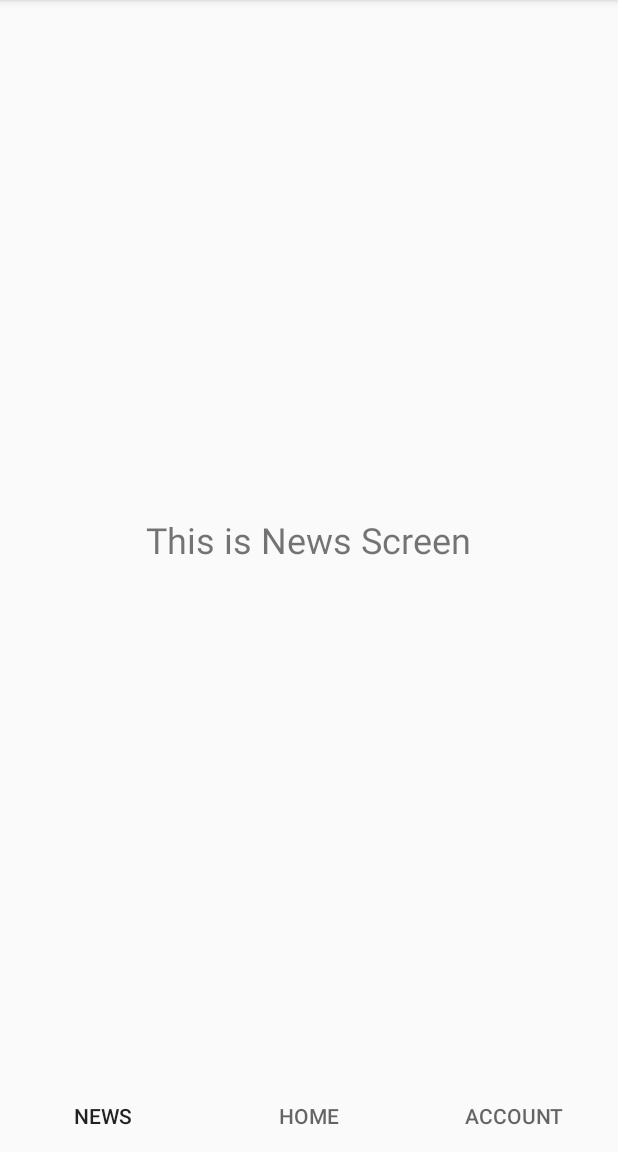
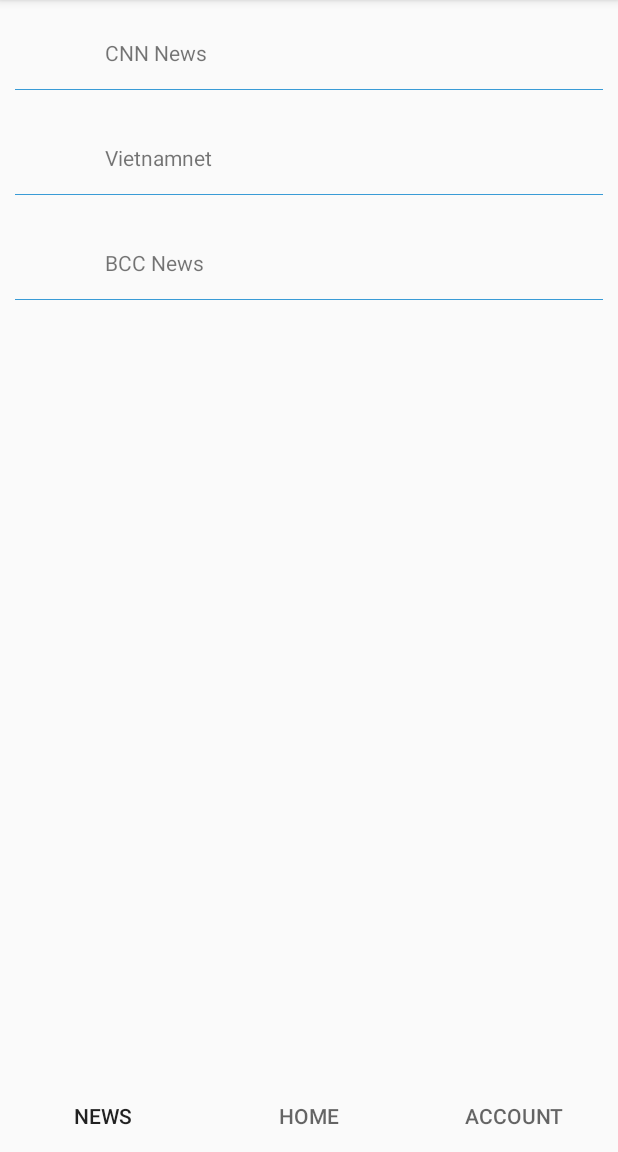
Before and after one commit to nguyenvanphuc0497/E-Reading-Android, an Android app: the screen it shows after launch (MainActivity), on a phone screen of 412 x 824 dp, the part 84-1236 px from its top. Run offline under Robolectric (Android 15) with nearby library versions, the phone set to English and light mode, and no system bars.

Commit message:
update ui new feed

```diff
--- a/app/src/main/AndroidManifest.xml
+++ b/app/src/main/AndroidManifest.xml
@@ -33,7 +33,7 @@
             android:name=".ui.account.ManagerAccountContainerActivity"
             android:screenOrientation="portrait" />
         <activity
-            android:name=".ui.news.NewsContainerActivity"
+            android:name=".ui.newfeed.NewFeedContainerActivity"
             android:screenOrientation="portrait" />
     </application>
 
--- a/app/src/main/java/com/dtu/capstone2/ereading/network/ApiServer.java
+++ b/app/src/main/java/com/dtu/capstone2/ereading/network/ApiServer.java
@@ -1,7 +1,6 @@
 package com.dtu.capstone2.ereading.network;
 
 import com.dtu.capstone2.ereading.network.request.AccountLoginRequest;
-import com.dtu.capstone2.ereading.network.request.AccountRegisterRequest;
 import com.dtu.capstone2.ereading.network.request.AccountRegisterRequest;
 import com.dtu.capstone2.ereading.network.response.RssResponse;
 import com.dtu.capstone2.ereading.network.response.Token;
@@ -27,7 +26,6 @@
     @POST("register")
     Single<AccountRegisterRequest> regiterAccount(@Body AccountRegisterRequest accountRegisterRequest);
 
-
     @GET("edition.rss")
     Single<RssResponse> getNewsFromCNN();
 }
--- a/app/src/main/java/com/dtu/capstone2/ereading/network/remote/NewsRemoteDataSource.java
+++ b/app/src/main/java/com/dtu/capstone2/ereading/network/remote/NewFeedRemoteDataSource.java
@@ -9,10 +9,10 @@
 /**
  * Create by Nguyen Van Phuc on 4/6/19
  */
-public class NewsRemoteDataSource {
-    private ApiServer mApiServer = ApiClient.getInstants().createServer();
+public class NewFeedRemoteDataSource {
+    private ApiServer mApiServer = ApiClient.getInstants().createServerXml("");
 
-    public Single<RssResponse> getNewsFromServer() {
+    public Single<RssResponse> getNewFeedFromServerCNN() {
         return mApiServer.getNewsFromCNN();
     }
 }
--- a/app/src/main/java/com/dtu/capstone2/ereading/ui/MainActivity.java
+++ b/app/src/main/java/com/dtu/capstone2/ereading/ui/MainActivity.java
@@ -10,7 +10,7 @@
 import com.dtu.capstone2.ereading.ui.account.AccountFragment;
 import com.dtu.capstone2.ereading.ui.home.HomeFragment;
 import com.dtu.capstone2.ereading.ui.model.MainPage;
-import com.dtu.capstone2.ereading.ui.news.NewsFragment;
+import com.dtu.capstone2.ereading.ui.newfeed.PageNewFeedFragment;
 
 import java.util.ArrayList;
 import java.util.List;
@@ -41,7 +41,7 @@
 
     private void initData() {
         mListFragment = new ArrayList<>();
-        mListFragment.add(new MainPage(new NewsFragment(), "News"));
+        mListFragment.add(new MainPage(new PageNewFeedFragment(), "News"));
         mListFragment.add(new MainPage(new HomeFragment(), "Home"));
         mListFragment.add(new MainPage(new AccountFragment(), "Account"));
     }
--- /dev/null
+++ b/app/src/main/java/com/dtu/capstone2/ereading/ui/model/ItemPageNewFeed.kt
@@ -0,0 +1,6 @@
+package com.dtu.capstone2.ereading.ui.model
+
+/**
+ * Create by Nguyen Van Phuc on 4/6/19
+ */
+class ItemPageNewFeed(val urlImageLogo: String, val titleSourceFeed: String)
--- /dev/null
+++ b/app/src/main/java/com/dtu/capstone2/ereading/ui/newfeed/PageNewFeedAdapter.java
@@ -0,0 +1,78 @@
+package com.dtu.capstone2.ereading.ui.newfeed;
+
+import android.support.annotation.NonNull;
+import android.support.v7.widget.RecyclerView;
+import android.view.LayoutInflater;
+import android.view.View;
+import android.view.ViewGroup;
+import android.widget.ImageView;
+import android.widget.TextView;
+
+import com.dtu.capstone2.ereading.R;
+import com.dtu.capstone2.ereading.ui.model.ItemPageNewFeed;
+
+import java.util.List;
+
+/**
+ * Create by Nguyen Van Phuc on 4/6/19
+ */
+public class PageNewFeedAdapter extends RecyclerView.Adapter<PageNewFeedAdapter.PageNewFeedViewHolder> {
+    private List<ItemPageNewFeed> mItemPageNewFeeds;
+    private OnItemListener mOnItemListener;
+
+    PageNewFeedAdapter(List<ItemPageNewFeed> itemPageNewFeeds) {
+        mItemPageNewFeeds = itemPageNewFeeds;
+    }
+
+    public void setmItemPageNewFeeds(OnItemListener onItemListener) {
+        mOnItemListener = onItemListener;
+    }
+
+    @NonNull
+    @Override
+    public PageNewFeedViewHolder onCreateViewHolder(@NonNull ViewGroup viewGroup, int i) {
+        return new PageNewFeedViewHolder(LayoutInflater.from(viewGroup.getContext()).inflate(R.layout.item_page_new_feed, viewGroup, false));
+    }
+
+    @Override
+    public void onBindViewHolder(@NonNull PageNewFeedViewHolder pageNewFeedViewHolder, int i) {
+        pageNewFeedViewHolder.onBindData(i);
+    }
+
+    @Override
+    public int getItemCount() {
+        return mItemPageNewFeeds.size();
+    }
+
+    /**
+     * Class is view holder of this adapter
+     */
+    class PageNewFeedViewHolder extends RecyclerView.ViewHolder {
+        private ImageView imgLogo;
+        private TextView titleSourceFeed;
+
+        PageNewFeedViewHolder(@NonNull View itemView) {
+            super(itemView);
+
+            imgLogo = itemView.findViewById(R.id.imgPageNewFeedLogo);
+            titleSourceFeed = itemView.findViewById(R.id.tvPageNewFeedTitle);
+            itemView.setOnClickListener(new View.OnClickListener() {
+                @Override
+                public void onClick(View v) {
+                    mOnItemListener.onItemClick(getAdapterPosition());
+                }
+            });
+        }
+
+        void onBindData(int position) {
+            titleSourceFeed.setText(mItemPageNewFeeds.get(position).getTitleSourceFeed());
+        }
+    }
+
+    /**
+     * Interface is used listener event of item
+     */
+    interface OnItemListener {
+        void onItemClick(int position);
+    }
+}
--- /dev/null
+++ b/app/src/main/java/com/dtu/capstone2/ereading/ui/newfeed/PageNewFeedFragment.java
@@ -0,0 +1,76 @@
+package com.dtu.capstone2.ereading.ui.newfeed;
+
+import android.os.Bundle;
+import android.support.annotation.NonNull;
+import android.support.annotation.Nullable;
+import android.support.v4.app.FragmentTransaction;
+import android.support.v7.widget.LinearLayoutManager;
+import android.support.v7.widget.RecyclerView;
+import android.view.LayoutInflater;
+import android.view.View;
+import android.view.ViewGroup;
+
+import com.dtu.capstone2.ereading.R;
+import com.dtu.capstone2.ereading.ui.model.ItemPageNewFeed;
+import com.dtu.capstone2.ereading.ui.utils.BaseFragment;
+
+import java.util.ArrayList;
+import java.util.List;
+
+/**
+ * Create by Nguyen Van Phuc on 3/22/19
+ */
+public class PageNewFeedFragment extends BaseFragment {
+    private RecyclerView mRecyclerView;
+    private PageNewFeedAdapter mAdapter;
+    private List<ItemPageNewFeed> mItemPageNewFeeds;
+
+    @Override
+    public void onCreate(@org.jetbrains.annotations.Nullable Bundle savedInstanceState) {
+        super.onCreate(savedInstanceState);
+
+        initData();
+    }
+
+    @Nullable
+    @Override
+    public View onCreateView(LayoutInflater inflater, ViewGroup container, Bundle savedInstanceState) {
+        super.onCreateView(inflater, container, savedInstanceState);
+        View view = inflater.inflate(R.layout.fragment_page_new_feed, container, false);
+        mRecyclerView = view.findViewById(R.id.recyclerViewPageNewFeed);
+
+        return view;
+    }
+
+    @Override
+    public void onViewCreated(@NonNull View view, @Nullable Bundle savedInstanceState) {
+        super.onViewCreated(view, savedInstanceState);
+
+        mAdapter = new PageNewFeedAdapter(mItemPageNewFeeds);
+        mRecyclerView.setAdapter(mAdapter);
+        mRecyclerView.setHasFixedSize(true);
+        mRecyclerView.setLayoutManager(new LinearLayoutManager(getActivity()));
+        initEventsView();
+    }
+
+    public void initData() {
+        mItemPageNewFeeds = new ArrayList<>();
+
+        mItemPageNewFeeds.add(new ItemPageNewFeed("", "CNN News"));
+        mItemPageNewFeeds.add(new ItemPageNewFeed("", "Vietnamnet"));
+        mItemPageNewFeeds.add(new ItemPageNewFeed("", "BCC News"));
+    }
+
+    public void initEventsView() {
+        mAdapter.setmItemPageNewFeeds(new PageNewFeedAdapter.OnItemListener() {
+            @Override
+            public void onItemClick(int position) {
+                //TODO Send position to Activity để mở fragment
+                FragmentTransaction ft = getActivity().getSupportFragmentManager().beginTransaction();
+                ft.add(R.id.layoutContainerNewFeed, new NewFeedDisplayFragment());
+                ft.addToBackStack(null);
+                ft.commit();
+            }
+        });
+    }
+}
--- a/app/src/main/java/com/dtu/capstone2/ereading/ui/news/NewsFragment.java
+++ /dev/null
@@ -1,43 +0,0 @@
-package com.dtu.capstone2.ereading.ui.news;
-
-import android.content.Intent;
-import android.os.Bundle;
-import android.support.annotation.NonNull;
-import android.support.annotation.Nullable;
-import android.view.LayoutInflater;
-import android.view.View;
-import android.view.ViewGroup;
-import android.widget.TextView;
-
-import com.dtu.capstone2.ereading.R;
-import com.dtu.capstone2.ereading.ui.utils.BaseFragment;
-
-/**
- * Create by Nguyen Van Phuc on 3/22/19
- */
-public class NewsFragment extends BaseFragment implements View.OnClickListener {
-    private TextView tvOpenNews;
-
-    @Nullable
-    @Override
-    public View onCreateView(LayoutInflater inflater, ViewGroup container, Bundle savedInstanceState) {
-        super.onCreateView(inflater, container, savedInstanceState);
-        View view = inflater.inflate(R.layout.fragment_news, container, false);
-        tvOpenNews = view.findViewById(R.id.tvNewsOpen);
-
-        return view;
-    }
-
-    @Override
-    public void onViewCreated(@NonNull View view, @Nullable Bundle savedInstanceState) {
-        super.onViewCreated(view, savedInstanceState);
-        tvOpenNews.setOnClickListener(this);
-    }
-
-    @Override
-    public void onClick(View v) {
-        if (v.getId() == R.id.tvNewsOpen) {
-            startActivity(new Intent(getActivity(), NewsContainerActivity.class));
-        }
-    }
-}
--- a/app/src/main/res/layout/fragment_news.xml
+++ /dev/null
@@ -1,13 +0,0 @@
-<?xml version="1.0" encoding="utf-8"?>
-<RelativeLayout xmlns:android="http://schemas.android.com/apk/res/android"
-    android:layout_width="match_parent"
-    android:layout_height="match_parent">
-
-    <TextView
-        android:id="@+id/tvNewsOpen"
-        android:layout_width="wrap_content"
-        android:layout_height="wrap_content"
-        android:layout_centerInParent="true"
-        android:text="This is News Screen"
-        android:textSize="24sp" />
-</RelativeLayout>
--- /dev/null
+++ b/app/src/main/res/layout/fragment_page_new_feed.xml
@@ -0,0 +1,11 @@
+<?xml version="1.0" encoding="utf-8"?>
+<RelativeLayout xmlns:android="http://schemas.android.com/apk/res/android"
+    android:id="@+id/layoutContainerNewFeed"
+    android:layout_width="match_parent"
+    android:layout_height="match_parent">
+
+    <android.support.v7.widget.RecyclerView
+        android:id="@+id/recyclerViewPageNewFeed"
+        android:layout_width="match_parent"
+        android:layout_height="match_parent" />
+</RelativeLayout>
--- /dev/null
+++ b/app/src/main/res/layout/item_page_new_feed.xml
@@ -0,0 +1,31 @@
+<?xml version="1.0" encoding="utf-8"?>
+<android.support.constraint.ConstraintLayout xmlns:android="http://schemas.android.com/apk/res/android"
+    xmlns:app="http://schemas.android.com/apk/res-auto"
+    android:layout_width="match_parent"
+    android:layout_height="wrap_content"
+    android:padding="10dp">
+
+    <ImageView
+        android:id="@+id/imgPageNewFeedLogo"
+        android:layout_width="50dp"
+        android:layout_height="50dp"
+        app:layout_constraintLeft_toLeftOf="parent"
+        app:layout_constraintTop_toTopOf="parent" />
+
+    <TextView
+        android:id="@+id/tvPageNewFeedTitle"
+        android:layout_width="0dp"
+        android:layout_height="wrap_content"
+        android:layout_marginLeft="10dp"
+        app:layout_constraintBottom_toBottomOf="@id/imgPageNewFeedLogo"
+        app:layout_constraintLeft_toRightOf="@id/imgPageNewFeedLogo"
+        app:layout_constraintRight_toRightOf="parent"
+        app:layout_constraintTop_toTopOf="@id/imgPageNewFeedLogo" />
+
+    <View
+        android:layout_width="match_parent"
+        android:layout_height="0.5dp"
+        android:background="@color/colorMainApp"
+        app:layout_constraintBottom_toBottomOf="parent" />
+
+</android.support.constraint.ConstraintLayout>
```
Also changed, not shown: app/src/main/java/com/dtu/capstone2/ereading/datasource/repository/NewFeedRepository.java (added, +17 -0 lines), app/src/main/java/com/dtu/capstone2/ereading/network/ApiClient.java (+40 -11 lines), app/src/main/java/com/dtu/capstone2/ereading/ui/adapter/FeedAdapter.java (deleted, +0 -79 lines), app/src/main/java/com/dtu/capstone2/ereading/ui/adapter/NewsAdapter.java (deleted, +0 -76 lines), app/src/main/java/com/dtu/capstone2/ereading/ui/newfeed/NewFeedContainerActivity.java (renamed from app/src/main/java/com/dtu/capstone2/ereading/ui/news/NewsContainerActivity.java, +6 -6 lines), app/src/main/java/com/dtu/capstone2/ereading/ui/newfeed/NewFeedDisplayFragment.java (renamed from app/src/main/java/com/dtu/capstone2/ereading/ui/displayanews/DisplayANewsFragment.java, +4 -5 lines), app/src/main/java/com/dtu/capstone2/ereading/ui/news/News.java (deleted, +0 -29 lines), app/src/main/res/layout/fragment_new_feed_display.xml (renamed from app/src/main/res/layout/fragment_display_a_news.xml).
